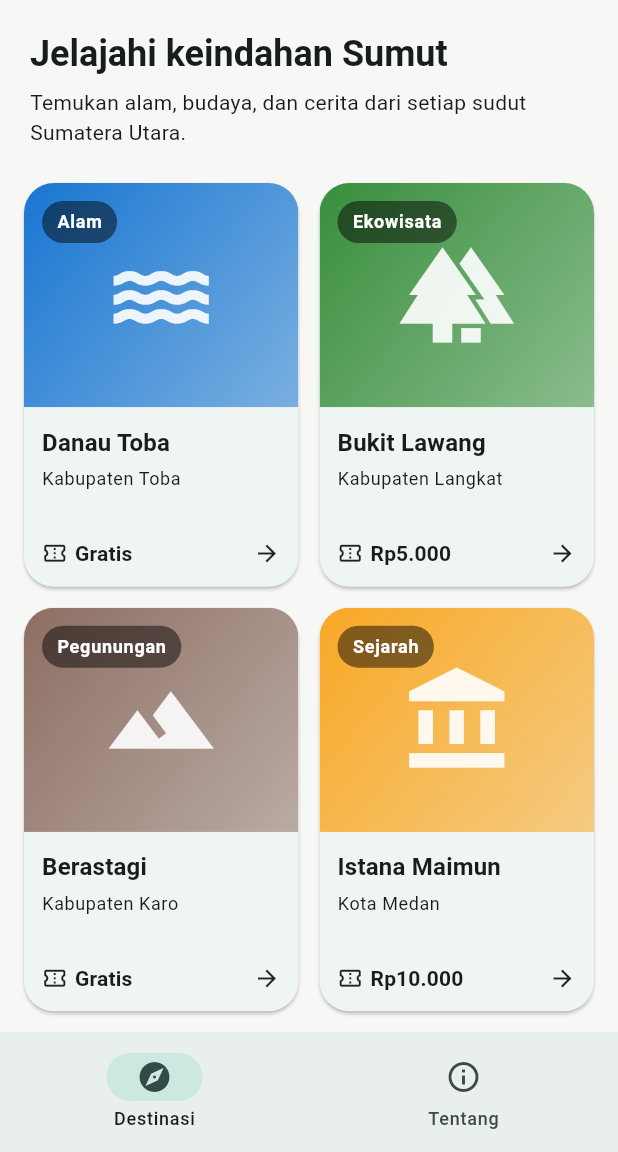
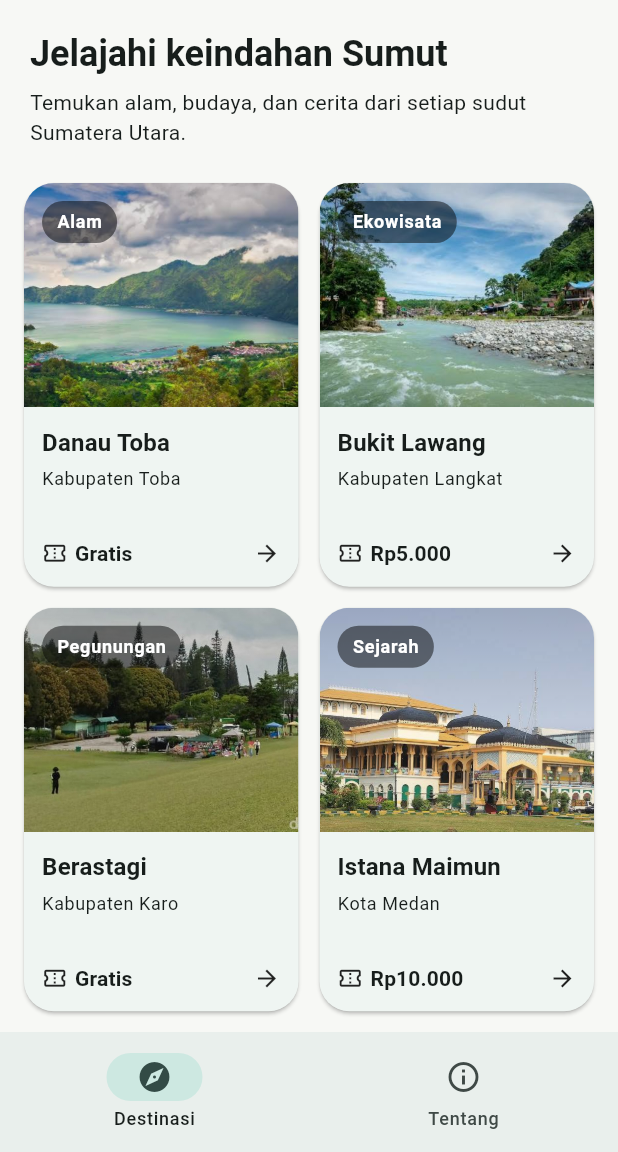
Before and after one commit to rielsimarmata/pm-tugas-06-4243550020, a Flutter app: the screen it shows after launch, on a phone screen of 412 x 824 dp, the part 84-1236 px from its top. Run offline on Flutter 3.47's test engine with Material 3 defaults, Android fonts, the phone set to English and light mode, and no system bars; our stand-ins replace go_router, material_ui.

Commit message:
feat: pakai foto aset lokal untuk destinasi

```diff
--- a/lib/data.dart
+++ b/lib/data.dart
@@ -9,6 +9,7 @@ class Destinasi {
     required this.kategori,
     required this.deskripsi,
     required this.hargaTiket,
+    this.gambar,
     required this.ikon,
     required this.warna,
   });
@@ -19,6 +20,7 @@ class Destinasi {
   final String kategori;
   final String deskripsi;
   final int? hargaTiket;
+  final String? gambar;
   final IconData ikon;
   final Color warna;
 }
@@ -31,6 +33,7 @@ const daftarDestinasi = <Destinasi>[
     kategori: 'Alam',
     deskripsi: 'Danau vulkanik terbesar di Indonesia dengan Pulau Samosir di tengahnya. Nikmati panorama perbukitan, budaya Batak, dan udara sejuk di tepi danau.',
     hargaTiket: null,
+    gambar: 'assets/images/danau-toba.jpg',
     ikon: Icons.water,
     warna: Color(0xFF1976D2),
   ),
@@ -41,6 +44,7 @@ const daftarDestinasi = <Destinasi>[
     kategori: 'Ekowisata',
     deskripsi: 'Pintu masuk menuju Taman Nasional Gunung Leuser yang dikenal sebagai habitat orangutan Sumatera. Pengunjung dapat menikmati sungai dan hutan tropis.',
     hargaTiket: 5000,
+    gambar: 'assets/images/bukit-lawang.jpg',
     ikon: Icons.forest,
     warna: Color(0xFF388E3C),
   ),
@@ -51,6 +55,7 @@ const daftarDestinasi = <Destinasi>[
     kategori: 'Pegunungan',
     deskripsi: 'Kota dataran tinggi yang sejuk dengan pemandangan Gunung Sinabung dan Sibayak, pasar buah, serta kebun bunga yang menarik untuk dikunjungi.',
     hargaTiket: null,
+    gambar: 'assets/images/berastagi.jpeg',
     ikon: Icons.landscape,
     warna: Color(0xFF8D6E63),
   ),
@@ -61,6 +66,7 @@ const daftarDestinasi = <Destinasi>[
     kategori: 'Sejarah',
     deskripsi: 'Istana Kesultanan Deli yang dibangun pada abad ke-19. Arsitekturnya memadukan unsur Melayu, Islam, India, dan Eropa.',
     hargaTiket: 10000,
+    gambar: 'assets/images/istana-maimun.jpg',
     ikon: Icons.account_balance,
     warna: Color(0xFFF9A825),
   ),
@@ -71,6 +77,7 @@ const daftarDestinasi = <Destinasi>[
     kategori: 'Air Terjun',
     deskripsi: 'Air terjun setinggi sekitar 120 meter yang jatuh dari dataran tinggi ke lembah dekat Danau Toba. Area pandangnya menawarkan panorama alam yang luas.',
     hargaTiket: 7500,
+    gambar: 'assets/images/air-terjun-sipiso-piso.jpg',
     ikon: Icons.water_drop,
     warna: Color(0xFF00897B),
   ),
@@ -81,6 +88,7 @@ const daftarDestinasi = <Destinasi>[
     kategori: 'Pantai',
     deskripsi: 'Pantai populer di Sibolga dengan pasir cerah dan air laut yang tenang. Cocok untuk bersantai dan menikmati pemandangan pesisir barat Sumatera Utara.',
     hargaTiket: 5000,
+    gambar: 'assets/images/pantai-pandan.jpg',
     ikon: Icons.beach_access,
     warna: Color(0xFF00ACC1),
   ),
--- a/lib/halaman_daftar.dart
+++ b/lib/halaman_daftar.dart
@@ -182,20 +182,12 @@ class DestinasiVisual extends StatelessWidget {
 
   @override
   Widget build(BuildContext context) {
-    return ClipRRect(
-      borderRadius: radius,
-      child: Stack(
-        fit: StackFit.expand,
-        children: [
-          DecoratedBox(
+    Widget gambarCadangan() => DecoratedBox(
       decoration: BoxDecoration(
         gradient: LinearGradient(
           begin: Alignment.topLeft,
           end: Alignment.bottomRight,
-                colors: [
-                  destinasi.warna,
-                  destinasi.warna.withValues(alpha: 0.55),
-                ],
+          colors: [destinasi.warna, destinasi.warna.withValues(alpha: 0.55)],
         ),
       ),
       child: Center(
@@ -203,6 +195,35 @@ class DestinasiVisual extends StatelessWidget {
           destinasi.ikon,
           size: 76,
           color: Colors.white.withValues(alpha: 0.9),
+        ),
+      ),
+    );
+
+    return ClipRRect(
+      borderRadius: radius,
+      child: Stack(
+        fit: StackFit.expand,
+        children: [
+          if (destinasi.gambar case final path?)
+            Image.asset(
+              path,
+              fit: BoxFit.cover,
+              semanticLabel: destinasi.nama,
+              errorBuilder: (context, error, stackTrace) => gambarCadangan(),
+            )
+          else
+            gambarCadangan(),
+          if (destinasi.gambar != null)
+            DecoratedBox(
+              decoration: BoxDecoration(
+                gradient: LinearGradient(
+                  begin: Alignment.topCenter,
+                  end: Alignment.bottomCenter,
+                  colors: [
+                    Colors.black.withValues(alpha: 0.18),
+                    Colors.transparent,
+                    Colors.black.withValues(alpha: 0.08),
+                  ],
                 ),
               ),
             ),
--- a/pubspec.yaml
+++ b/pubspec.yaml
@@ -59,6 +59,9 @@ flutter:
   # the material Icons class.
   uses-material-design: true
 
+  assets:
+    - assets/images/
+
   # To add assets to your application, add an assets section, like this:
   # assets:
   #   - images/a_dot_burr.jpeg
```
Also changed, not shown: assets/images/air-terjun-sipiso-piso.jpg (added), assets/images/berastagi.jpeg (added), assets/images/bukit-lawang.jpg (added), assets/images/danau-toba.jpg (added), assets/images/danau-toba.webp (added), assets/images/istana-maimun.jpg (added), assets/images/pantai-pandan.jpg (added), 1 other file. Lines whose indentation alone changed are shown as unchanged.
